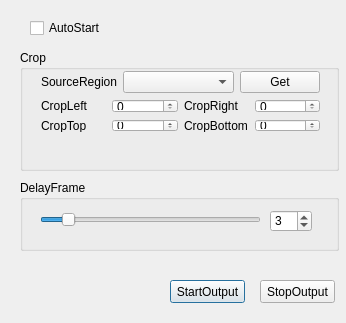
Qt form src/virtual-output/virtual_properties.ui (CatxFish/obs-virtual-cam) before a commit.
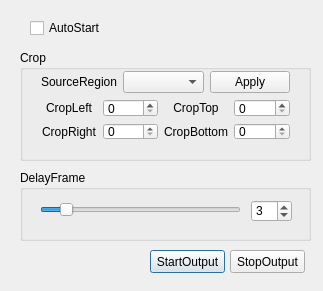
The same form after that commit.

Patch:
```diff
--- a/src/virtual-output/virtual_properties.ui
+++ b/src/virtual-output/virtual_properties.ui
@@ -6,8 +6,8 @@
    <rect>
     <x>0</x>
     <y>0</y>
-    <width>346</width>
-    <height>323</height>
+    <width>323</width>
+    <height>291</height>
    </rect>
   </property>
   <property name="windowTitle">
@@ -16,8 +16,8 @@
   <widget class="QPushButton" name="pushButtonStart">
    <property name="geometry">
     <rect>
-     <x>170</x>
-     <y>280</y>
+     <x>150</x>
+     <y>250</y>
      <width>75</width>
      <height>23</height>
     </rect>
@@ -29,8 +29,8 @@
   <widget class="QPushButton" name="pushButtonStop">
    <property name="geometry">
     <rect>
-     <x>260</x>
-     <y>280</y>
+     <x>230</x>
+     <y>250</y>
      <width>75</width>
      <height>23</height>
     </rect>
@@ -57,8 +57,8 @@
     <rect>
      <x>20</x>
      <y>50</y>
-     <width>319</width>
-     <height>121</height>
+     <width>291</width>
+     <height>111</height>
     </rect>
    </property>
    <property name="title">
@@ -69,8 +69,8 @@
      <rect>
       <x>10</x>
       <y>10</y>
-      <width>301</width>
-      <height>83</height>
+      <width>271</width>
+      <height>91</height>
      </rect>
     </property>
     <layout class="QVBoxLayout" name="verticalLayout_6">
@@ -96,7 +96,7 @@
        <item>
         <widget class="QPushButton" name="pushButton_get_region">
          <property name="text">
-          <string>Get</string>
+          <string>Apply</string>
          </property>
         </widget>
        </item>
@@ -111,12 +111,18 @@
            <property name="text">
             <string>CropLeft</string>
            </property>
+           <property name="alignment">
+            <set>Qt::AlignCenter</set>
+           </property>
           </widget>
          </item>
          <item>
-          <widget class="QLabel" name="label_5">
+          <widget class="QLabel" name="label_right">
            <property name="text">
-            <string>CropTop</string>
+            <string>CropRight</string>
+           </property>
+           <property name="alignment">
+            <set>Qt::AlignCenter</set>
            </property>
           </widget>
          </item>
@@ -138,12 +144,12 @@
           </widget>
          </item>
          <item>
-          <widget class="QSpinBox" name="spinBox_top">
+          <widget class="QSpinBox" name="spinBox_right">
            <property name="minimum">
             <number>0</number>
            </property>
            <property name="maximum">
-            <number>1080</number>
+            <number>1920</number>
            </property>
            <property name="value">
             <number>0</number>
@@ -155,9 +161,12 @@
        <item>
         <layout class="QVBoxLayout" name="verticalLayout_3">
          <item>
-          <widget class="QLabel" name="label_right">
+          <widget class="QLabel" name="label_5">
            <property name="text">
-            <string>CropRight</string>
+            <string>CropTop</string>
+           </property>
+           <property name="alignment">
+            <set>Qt::AlignCenter</set>
            </property>
           </widget>
          </item>
@@ -166,6 +175,9 @@
            <property name="text">
             <string>CropBottom</string>
            </property>
+           <property name="alignment">
+            <set>Qt::AlignCenter</set>
+           </property>
           </widget>
          </item>
         </layout>
@@ -173,12 +185,12 @@
        <item>
         <layout class="QVBoxLayout" name="verticalLayout_4">
          <item>
-          <widget class="QSpinBox" name="spinBox_right">
+          <widget class="QSpinBox" name="spinBox_top">
            <property name="minimum">
             <number>0</number>
            </property>
            <property name="maximum">
-            <number>1920</number>
+            <number>1080</number>
            </property>
            <property name="value">
             <number>0</number>
@@ -209,8 +221,8 @@
    <property name="geometry">
     <rect>
      <x>20</x>
-     <y>180</y>
-     <width>319</width>
+     <y>170</y>
+     <width>291</width>
      <height>71</height>
     </rect>
    </property>
@@ -220,9 +232,9 @@
    <widget class="QSpinBox" name="spinBox">
     <property name="geometry">
      <rect>
-      <x>250</x>
+      <x>231</x>
       <y>30</y>
-      <width>42</width>
+      <width>41</width>
       <height>22</height>
      </rect>
     </property>
@@ -241,7 +253,7 @@
      <rect>
       <x>20</x>
       <y>30</y>
-      <width>221</width>
+      <width>201</width>
       <height>20</height>
      </rect>
     </property>
```
Left out of the diff: 3 changed lines with no effect on the pictures.
